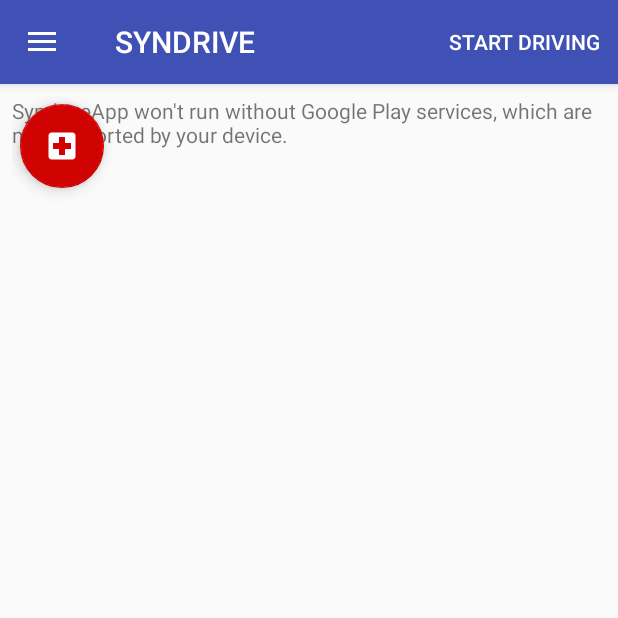
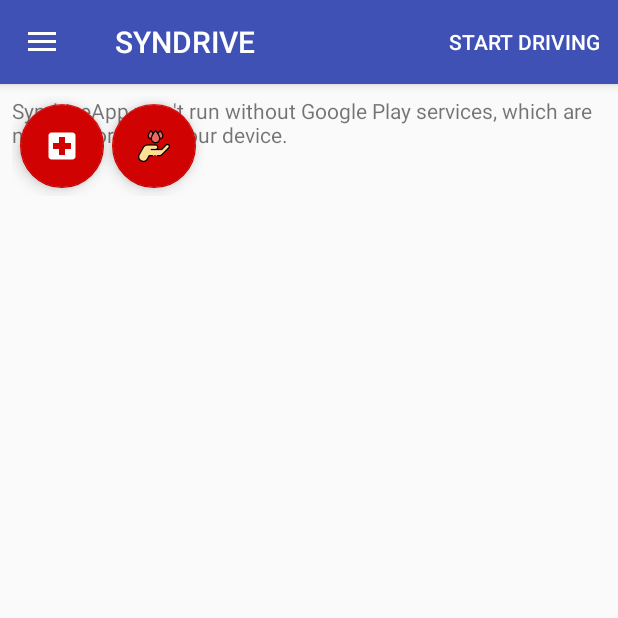
Before and after one commit to SyndriveInc/Syndrive-User, an Android app: the screen it shows after launch once a user with an empty profile is signed in (NavigationActivity), on a phone screen of 412 x 824 dp, the top half of it. Run offline under Robolectric (Android 15) with nearby library versions, the phone set to English and light mode, and no system bars; our stand-ins replace CircleImageView, Firebase (no records; nobody signed in at launch, a user with empty details on screens opened directly), Picasso; pictures from the network do not load; 2 statements that could not run were skipped.

Commit message:
Blood Donation Activity

```diff
--- a/app/src/main/java/universe/sk/syndriveapp/ContactUsFragment.java
+++ b/app/src/main/java/universe/sk/syndriveapp/ContactUsFragment.java
@@ -1,6 +1,7 @@
 package universe.sk.syndriveapp;
 
 
+import android.content.Intent;
 import android.content.pm.PackageManager;
 import android.location.Location;
 import android.os.Bundle;
@@ -57,6 +58,9 @@ public class ContactUsFragment extends Fragment implements OnMapReadyCallback, G
         btnHospitals.setOnClickListener(this);
         //nearby hospitals
 
+        FloatingActionButton fabDonateBlood = v.findViewById(R.id.fabDonateBlood);
+        fabDonateBlood.setOnClickListener(this);
+
         return v;
     }
 
@@ -80,7 +84,7 @@ public class ContactUsFragment extends Fragment implements OnMapReadyCallback, G
         map.setMyLocationEnabled(true);
         //zoom
         Location loc = map.getMyLocation();
-        if(loc != null){
+        if (loc != null){
             LatLng point = new LatLng(loc.getLatitude() , loc.getLongitude());
             map.animateCamera(CameraUpdateFactory.newLatLngZoom(point,18));
         }
@@ -122,7 +126,7 @@ public class ContactUsFragment extends Fragment implements OnMapReadyCallback, G
     @Override
     public void onLocationChanged(Location location) {
         //zoom
-       if(!firsttime)
+       if (!firsttime)
        {
            LatLng point = new LatLng(location.getLatitude(), location.getLongitude());
            latitude=location.getLatitude();
@@ -136,7 +140,7 @@ public class ContactUsFragment extends Fragment implements OnMapReadyCallback, G
     //nearby hospitals
     public void onClick(View v)
     {
-        if(v.getId() == R.id.btnHospitals)
+        if (v.getId() == R.id.btnHospitals)
         {
             map.clear();
             String hospital= "hospital";
@@ -148,6 +152,10 @@ public class ContactUsFragment extends Fragment implements OnMapReadyCallback, G
             GetNearbyPlacesData getNearbyPlacesData = new GetNearbyPlacesData();
             getNearbyPlacesData.execute(dataTransfer);
             Toast.makeText(getActivity(), "Showing Nearby Hospitals", Toast.LENGTH_SHORT).show();
+        }
+        else if (v.getId() == R.id.fabDonateBlood)
+        {
+            startActivity(new Intent(getActivity(), BloodDonationActivity.class));
         }
 
     }
--- a/app/src/main/res/layout/fragment_contact_us.xml
+++ b/app/src/main/res/layout/fragment_contact_us.xml
@@ -17,21 +17,36 @@
         android:layout_height="match_parent"
         tools:context=".MapsActivity" />
 
-    <RelativeLayout
-        android:layout_width="match_parent"
-        android:layout_height="match_parent">
+    <LinearLayout
+        android:layout_width="wrap_content"
+        android:layout_height="wrap_content"
+        android:orientation="horizontal">
         <android.support.design.widget.FloatingActionButton
             android:id="@+id/btnHospitals"
             android:layout_width="wrap_content"
             android:layout_height="wrap_content"
             android:layout_marginStart="5dp"
             android:layout_marginTop="5dp"
+            android:layout_marginBottom="5dp"
             android:clickable="true"
             android:focusable="true"
             android:tint="@color/white"
             app:backgroundTint="@color/red"
             app:srcCompat="@drawable/local_hospital" />
-    </RelativeLayout>
+
+        <android.support.design.widget.FloatingActionButton
+            android:id="@+id/fabDonateBlood"
+            android:layout_width="wrap_content"
+            android:layout_height="wrap_content"
+            android:layout_marginStart="5dp"
+            android:layout_marginTop="5dp"
+            android:layout_marginBottom="5dp"
+            android:layout_marginEnd="5dp"
+            android:clickable="true"
+            android:focusable="true"
+            app:backgroundTint="@color/red"
+            android:src="@mipmap/blood_donation" />
+    </LinearLayout>
 
 
     <!--<LinearLayout-->
--- a/app/src/main/res/values/strings.xml
+++ b/app/src/main/res/values/strings.xml
@@ -116,4 +116,6 @@
     <string name="existing_login">Already an existing member? Login</string>
     <string name="hint_btn_save">Save Changes</string>
 
+    <string name="donate_blood">Donate Blood</string>
+
 </resources>
```
Also changed, not shown: app/src/main/AndroidManifest.xml (+6 -1 lines), app/src/main/java/universe/sk/syndriveapp/BloodDonationActivity.java (added, +21 -0 lines), app/src/main/res/layout/activity_blood_donation.xml (added, +21 -0 lines), app/src/main/blood-donation-web.png (added), app/src/main/blood_donation-web.png (added), app/src/main/res/mipmap-hdpi/blood_donation.png (added), app/src/main/res/mipmap-mdpi/blood_donation.png (added), app/src/main/res/mipmap-xhdpi/blood_donation.png (added), app/src/main/res/mipmap-xxhdpi/blood_donation.png (added), app/src/main/res/mipmap-xxxhdpi/blood_donation.png (added).
